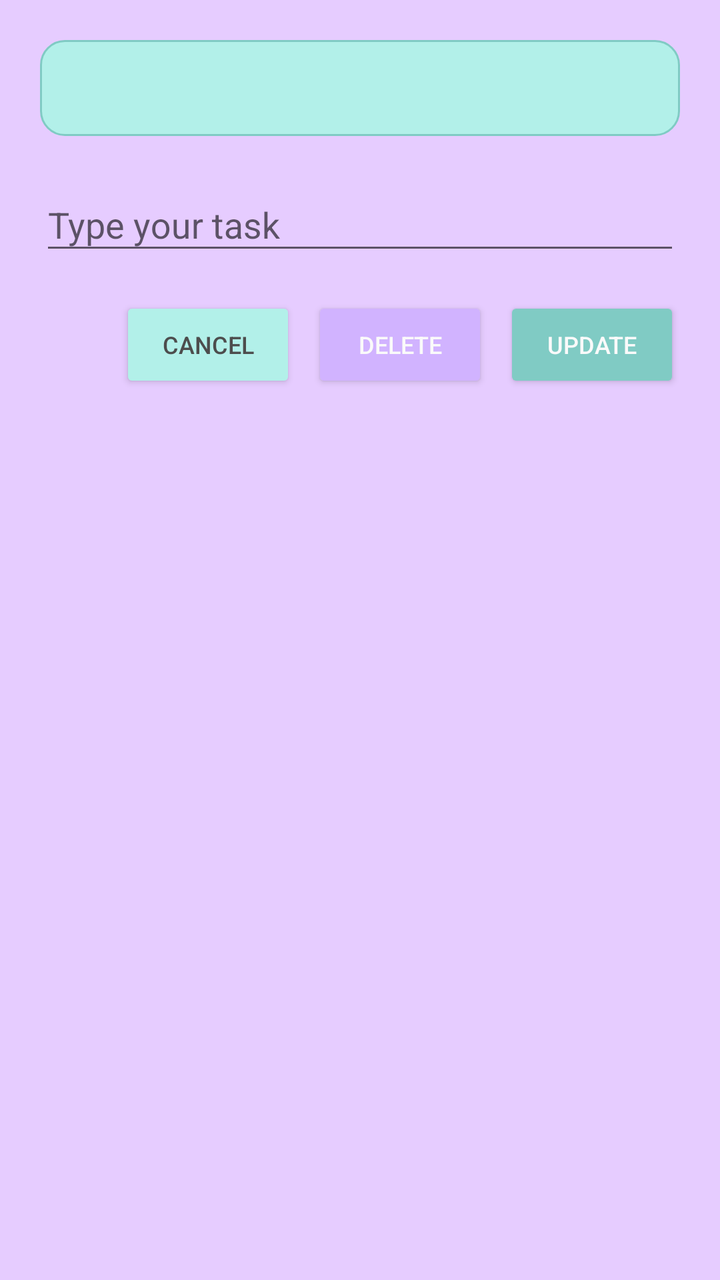
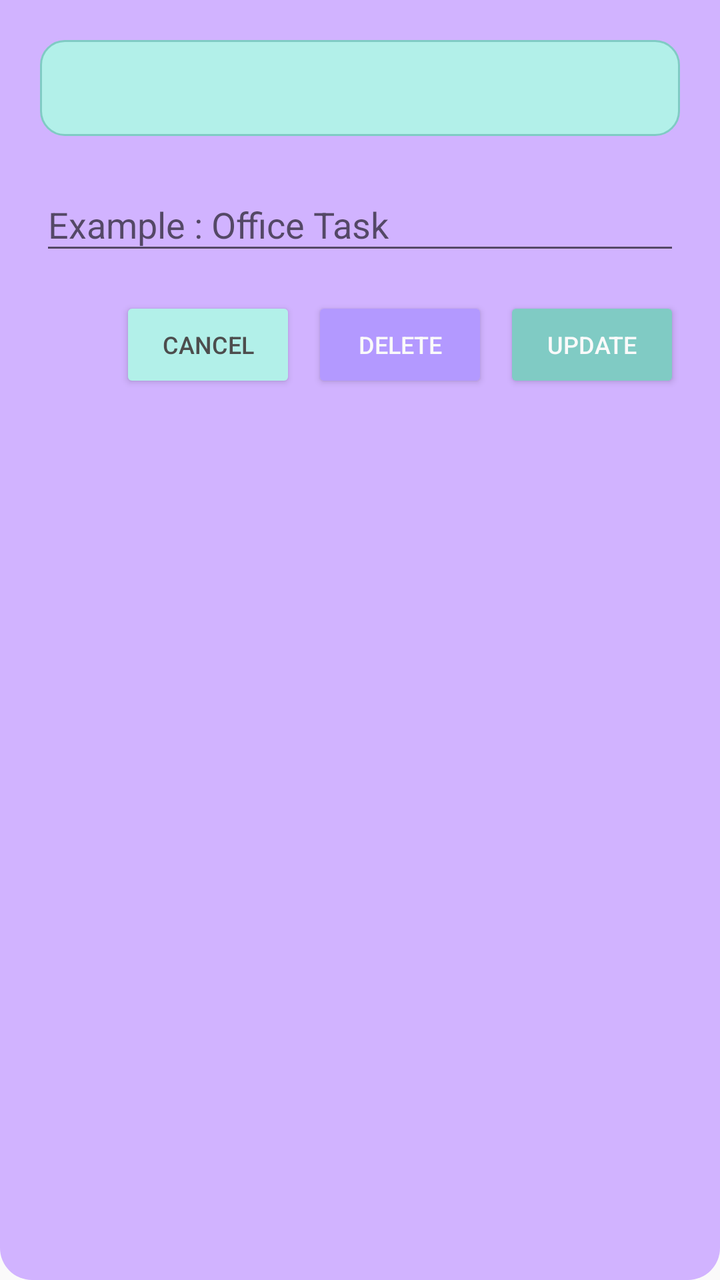

An Android layout rendered at two revisions. The XML below is the earlier revision; the diff shows what the commit changed to produce the second picture.
<!-- AndroidManifest.xml: application theme Theme.Todo -->
<!-- res/layout/dialog_edittodo.xml -->
<?xml version="1.0" encoding="utf-8"?>
<LinearLayout
    xmlns:android="http://schemas.android.com/apk/res/android"
    xmlns:tools="http://schemas.android.com/tools"
    android:layout_width="match_parent"
    android:layout_height="wrap_content"
    android:orientation="vertical"
    android:padding="20dp"
    android:background="@color/purple_200"
    tools:context=".ui.MainActivity">

    
    <Spinner
        android:id="@+id/spn_color_edit"
        android:layout_width="match_parent"
        android:layout_height="wrap_content"
        android:minHeight="48dp"
        android:layout_marginBottom="12dp"
        android:background="@drawable/spinner_background"/>

    
    <com.google.android.material.textfield.TextInputLayout
        android:layout_width="match_parent"
        android:layout_height="wrap_content"
        android:layout_marginBottom="16dp">

        <com.google.android.material.textfield.TextInputEditText
            android:id="@+id/edt_dialog_edit_item_todo"
            android:layout_width="match_parent"
            android:layout_height="wrap_content"
            android:hint="Type your task"
            android:textColor="@color/black"/>
    </com.google.android.material.textfield.TextInputLayout>

    
    <LinearLayout
        android:layout_width="match_parent"
        android:layout_height="wrap_content"
        android:orientation="horizontal"
        android:gravity="end">

        <Button
            android:id="@+id/btn_batal_dialog_edit_item_todos"
            android:layout_width="wrap_content"
            android:layout_height="wrap_content"
            android:text="Cancel"
            android:backgroundTint="@color/teal_200"
            android:textColor="@color/black"
            android:textSize="12sp"
            />

        <Button
            android:id="@+id/btn_hapus_dialog_edit_item_todos"
            android:layout_width="wrap_content"
            android:layout_height="wrap_content"
            android:text="Delete"
            android:layout_marginStart="8dp"
            android:backgroundTint="@color/purple_500"
            android:textColor="@color/white"
            android:textSize="12sp"
            />

        <Button
            android:id="@+id/btn_update_dialog_edit_item_todos"
            android:layout_width="wrap_content"
            android:layout_height="wrap_content"
            android:text="Update"
            android:layout_marginStart="8dp"
            android:backgroundTint="@color/teal_700"
            android:textColor="@color/white"
            android:textSize="12sp"/>
    </LinearLayout>
</LinearLayout>
<!-- resources referenced by this layout -->
<resources>
  <color name="black">#4D4D4D</color>
  <color name="purple_200">#E6CCFF</color>
  <color name="purple_500">#D1B3FF</color>
  <color name="teal_200">#B2F0E9</color>
  <color name="teal_700">#80CBC4</color>
  <color name="white">#FAFAFA</color>
  <!-- drawable spinner_background (drawable) -->
  <?xml version="1.0" encoding="utf-8"?>
  <shape xmlns:android="http://schemas.android.com/apk/res/android"
      android:shape="rectangle">
  
      
      <solid android:color="@color/teal_200" />
  
      
      <corners android:radius="12dp" />
  
      
      <stroke
          android:width="1dp"
          android:color="@color/teal_700" />
  
      
      <padding
          android:left="8dp"
          android:top="8dp"
          android:right="8dp"
          android:bottom="8dp" />
  </shape>
  <style name="Theme.Todo" parent="Theme.AppCompat.Light.NoActionBar">
          
          <item name="colorPrimary">@color/purple_500</item>
          <item name="colorPrimaryVariant">@color/purple_700</item>
          <item name="colorOnPrimary">@color/white</item>
          
          <item name="colorSecondary">@color/teal_200</item>
          <item name="colorSecondaryVariant">@color/teal_700</item>
          <item name="colorOnSecondary">@color/black</item>
          
          <item name="android:statusBarColor" tools:targetApi="l">?attr/colorPrimaryVariant</item>
          
      </style>
  <color name="purple_700">#B399FF</color>
</resources>

<!-- the commit's change to res/layout/dialog_edittodo.xml (unified diff, before → after) -->
@@ -6,7 +6,7 @@
     android:layout_height="wrap_content"
     android:orientation="vertical"
     android:padding="20dp"
-    android:background="@color/purple_200"
+    android:background="@drawable/bg_dialog_edititem"
     tools:context=".ui.MainActivity">
 
     
@@ -28,8 +28,9 @@
             android:id="@+id/edt_dialog_edit_item_todo"
             android:layout_width="match_parent"
             android:layout_height="wrap_content"
-            android:hint="Type your task"
-            android:textColor="@color/black"/>
+            android:hint="Example : Office Task"
+            android:textColor="@color/black"
+            />
     </com.google.android.material.textfield.TextInputLayout>
 
     
@@ -55,7 +56,7 @@
             android:layout_height="wrap_content"
             android:text="Delete"
             android:layout_marginStart="8dp"
-            android:backgroundTint="@color/purple_500"
+            android:backgroundTint="@color/purple_700"
             android:textColor="@color/white"
             android:textSize="12sp"
             />
<!-- resource entries referenced after the edit -->
@@ -6,6 +6,21 @@
   <color name="teal_200">#B2F0E9</color>
   <color name="teal_700">#80CBC4</color>
   <color name="white">#FAFAFA</color>
+  <!-- drawable bg_dialog_edititem (drawable) -->
+  <?xml version="1.0" encoding="utf-8"?>
+  <shape xmlns:android="http://schemas.android.com/apk/res/android"
+      android:shape="rectangle">
+      
+      <solid android:color="@color/purple_500"/>
+      <corners
+          android:bottomLeftRadius="16dp"
+          android:bottomRightRadius="16dp"/>
+      <padding
+          android:left="20dp"
+          android:top="20dp"
+          android:right="20dp"
+          android:bottom="20dp"/>
+  </shape>
   <!-- drawable spinner_background (drawable) -->
   <?xml version="1.0" encoding="utf-8"?>
   <shape xmlns:android="http://schemas.android.com/apk/res/android"
@@ -39,7 +54,8 @@
           <item name="colorSecondaryVariant">@color/teal_700</item>
           <item name="colorOnSecondary">@color/black</item>
           
-          <item name="android:statusBarColor" tools:targetApi="l">?attr/colorPrimaryVariant</item>
+          <item name="android:statusBarColor">@color/purple_200</item>
+          <item name="android:windowLightStatusBar">false</item>
           
       </style>
   <color name="purple_700">#B399FF</color>
